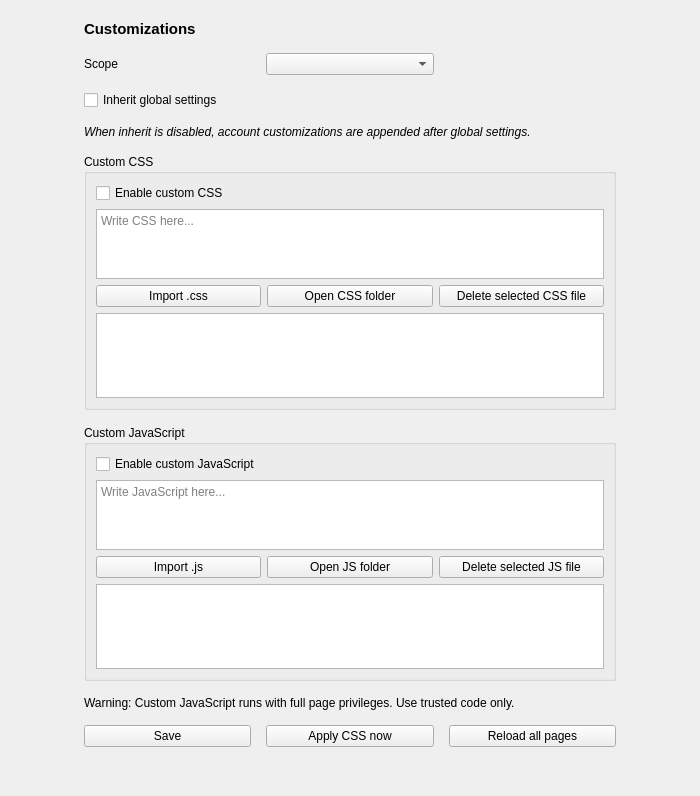
The window that zapzap/ui/ui_page_customizations.ui (rafatosta/zapzap) describes before a commit, drawn with Qt 5.
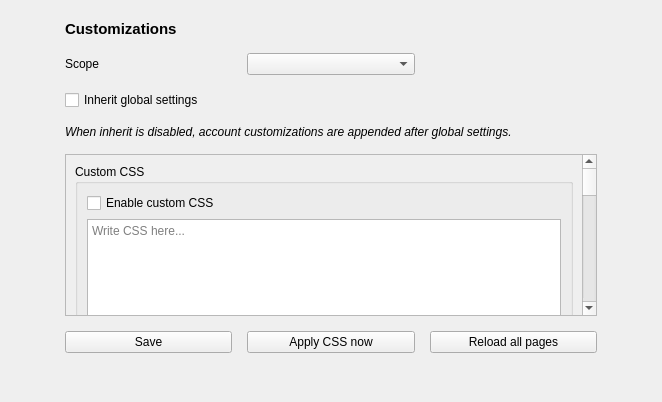
The same window after the commit.

Commit message:
Add scrollable customizations UI and button
Wrap the Custom CSS/JS groups and warning label in a QScrollArea and resize the page UI (700x640 -> 662x402) so the customization content becomes scrollable. Move group boxes into scrollAreaWidgetContents, set the scroll area as widget, and remove an unused vertical spacer. Update generated PyQt UI Python to match the new layout (pyuic6 version comment changed). Also add a "Customizations" button to the settings menu and set its label. These changes keep the customization controls accessible in smaller windows without changing runtime logic.

Diff of the .ui file:
```diff
--- a/zapzap/ui/ui_page_customizations.ui
+++ b/zapzap/ui/ui_page_customizations.ui
@@ -6,8 +6,8 @@
    <rect>
     <x>0</x>
     <y>0</y>
-    <width>700</width>
-    <height>640</height>
+    <width>662</width>
+    <height>402</height>
    </rect>
   </property>
   <property name="windowTitle">
@@ -108,6 +108,21 @@
           </property>
          </widget>
         </item>
+        <item>
+         <widget class="QScrollArea" name="scrollArea">
+          <property name="widgetResizable">
+           <bool>true</bool>
+          </property>
+          <widget class="QWidget" name="scrollAreaWidgetContents">
+           <property name="geometry">
+            <rect>
+             <x>0</x>
+             <y>0</y>
+             <width>516</width>
+             <height>1070</height>
+            </rect>
+           </property>
+           <layout class="QVBoxLayout" name="verticalLayout">
         <item>
          <widget class="QGroupBox" name="css_groupBox">
           <property name="title">
@@ -232,6 +247,13 @@
           <property name="text">
            <string>Warning: Custom JavaScript runs with full page privileges. Use trusted code only.</string>
           </property>
+              <property name="wordWrap">
+               <bool>true</bool>
+              </property>
+             </widget>
+            </item>
+           </layout>
+          </widget>
          </widget>
         </item>
         <item>
@@ -287,19 +309,6 @@
      </item>
     </layout>
    </item>
-   <item>
-    <spacer name="verticalSpacer">
-     <property name="orientation">
-      <enum>Qt::Orientation::Vertical</enum>
-     </property>
-     <property name="sizeHint" stdset="0">
-      <size>
-       <width>20</width>
-       <height>40</height>
-      </size>
-     </property>
-    </spacer>
-   </item>
   </layout>
  </widget>
  <resources/>
```
Left out of the diff: 9 changed lines with no effect on the pictures. Lines whose indentation alone changed are shown as unchanged. The commit also changes 2 other files.
